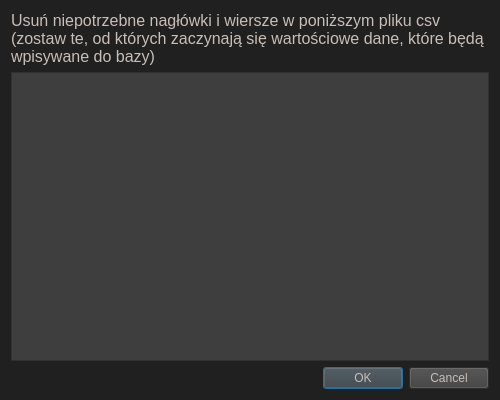
First picture: the form in ui/modify_csv.ui, repository zuzmej/Wydatkoinator, before the edit.
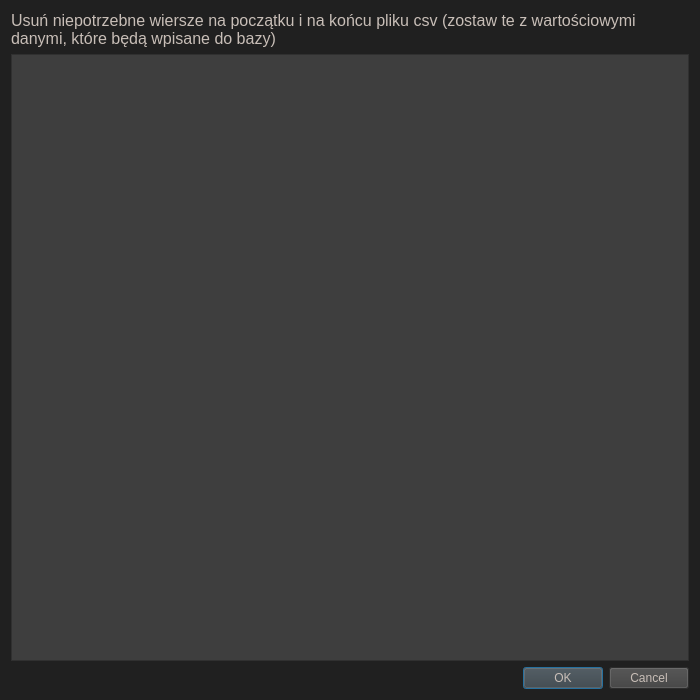
Second picture: the form after the edit.

Commit message: oprogramowanie klasy do modyfikacji plikow csv; otwieranie pliku, wyswietlanie okna, zapisywanie zmian do pliku

The edit to the form file:
```diff
--- a/ui/modify_csv.ui
+++ b/ui/modify_csv.ui
@@ -6,8 +6,8 @@
    <rect>
     <x>0</x>
     <y>0</y>
-    <width>500</width>
-    <height>400</height>
+    <width>700</width>
+    <height>700</height>
    </rect>
   </property>
   <property name="windowTitle">
@@ -37,7 +37,7 @@
       </font>
      </property>
      <property name="text">
-      <string>Usuń niepotrzebne nagłówki i wiersze w poniższym pliku csv (zostaw te, od których zaczynają się wartościowe dane, które będą wpisywane do bazy)</string>
+      <string>Usuń niepotrzebne wiersze na początku i na końcu pliku csv (zostaw te z wartościowymi danymi, które będą wpisane do bazy)</string>
      </property>
      <property name="wordWrap">
       <bool>true</bool>
```
The commit also changes 3 other files.
